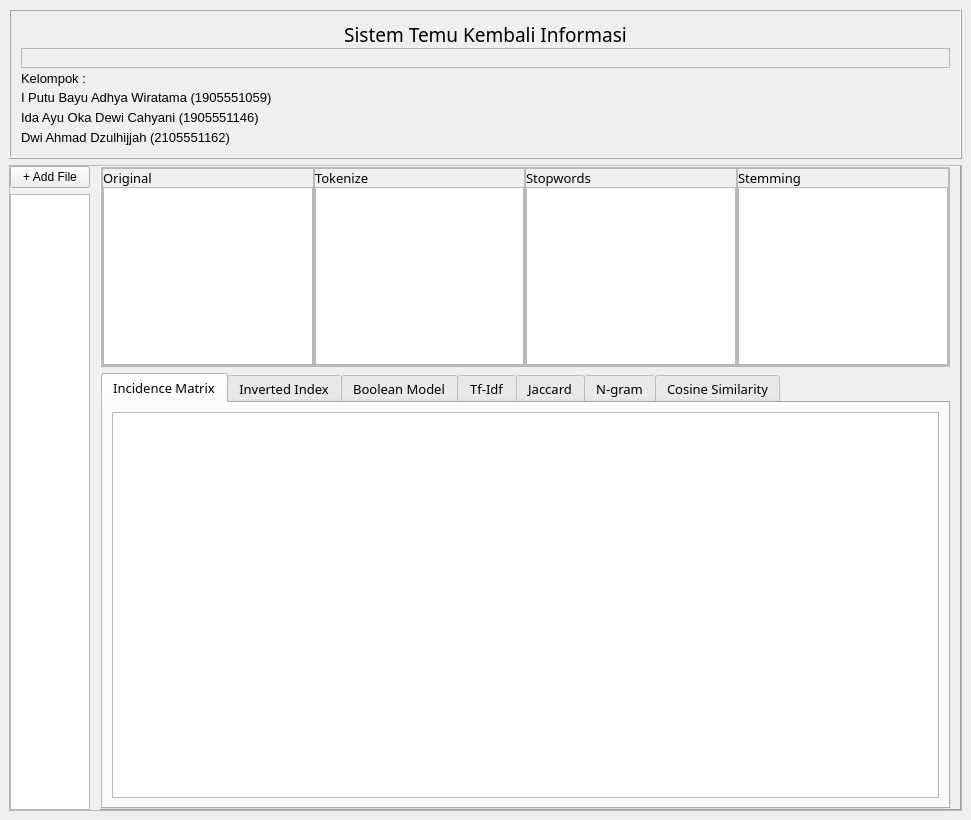
TamaWira/DIRDA, file Code/gui.ui: the form before one commit.
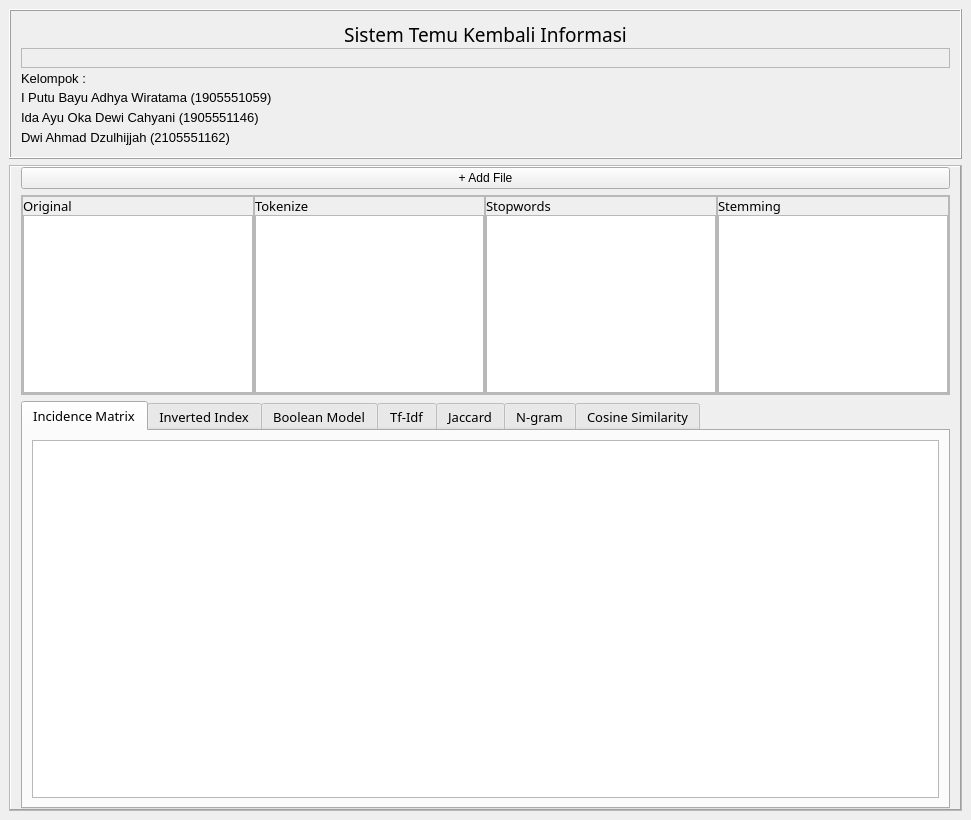
The form after the commit. The open tabs and pages were chosen to show the change.

Commit message:
updated py features and gui
Updates :
- Fix the Tf-Idf Bugs
- Fix the n-gram bugs
- Completed Inverted Index
- Refactor the preprocessing codes into helper functions
- Updated GUI

Diff of the .ui file:
```diff
--- a/Code/gui.ui
+++ b/Code/gui.ui
@@ -149,61 +149,6 @@
        <property name="bottomMargin">
         <number>0</number>
        </property>
-       <item>
-        <widget class="QFrame" name="frameDocument">
-         <property name="maximumSize">
-          <size>
-           <width>200</width>
-           <height>16777215</height>
-          </size>
-         </property>
-         <property name="frameShape">
-          <enum>QFrame::NoFrame</enum>
-         </property>
-         <property name="frameShadow">
-          <enum>QFrame::Raised</enum>
-         </property>
-         <property name="lineWidth">
-          <number>1</number>
-         </property>
-         <layout class="QVBoxLayout" name="verticalLayout">
-          <property name="leftMargin">
-           <number>0</number>
-          </property>
-          <property name="topMargin">
-           <number>0</number>
-          </property>
-          <property name="rightMargin">
-           <number>10</number>
-          </property>
-          <property name="bottomMargin">
-           <number>0</number>
-          </property>
-          <item>
-           <widget class="QPushButton" name="btnAddFile">
-            <property name="text">
-             <string>+ Add File</string>
-            </property>
-           </widget>
-          </item>
-          <item>
-           <widget class="QListWidget" name="listOpenedDocument">
-            <property name="sizePolicy">
-             <sizepolicy hsizetype="Preferred" vsizetype="Preferred">
-              <horstretch>0</horstretch>
-              <verstretch>0</verstretch>
-             </sizepolicy>
-            </property>
-            <property name="font">
-             <font>
-              <pointsize>12</pointsize>
-             </font>
-            </property>
-           </widget>
-          </item>
-         </layout>
-        </widget>
-       </item>
        <item>
         <widget class="QFrame" name="frameContent">
          <property name="frameShape">
@@ -214,7 +159,7 @@
          </property>
          <layout class="QVBoxLayout" name="verticalLayout_2">
           <property name="leftMargin">
-           <number>0</number>
+           <number>10</number>
           </property>
           <property name="topMargin">
            <number>0</number>
@@ -225,6 +170,13 @@
           <property name="bottomMargin">
            <number>0</number>
           </property>
+          <item>
+           <widget class="QPushButton" name="btnAddFile">
+            <property name="text">
+             <string>+ Add File</string>
+            </property>
+           </widget>
+          </item>
           <item>
            <widget class="QFrame" name="framePreprocessing">
             <property name="maximumSize">
```
Left out of the diff: 2 changed lines with no effect on the pictures. The commit also changes 1 other file.
